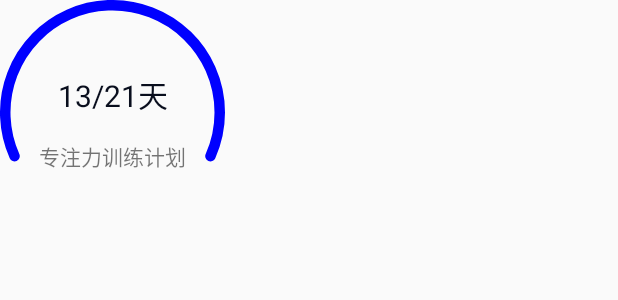
After one commit to zb666/KotlinCoroutines, an Android app: the layout layout_train_plan.xml on its own in the app's theme, with its tools: preview values and no code run, on a phone screen of 412 x 824 dp. The commit adds this screen. Shown: the top 300 px of the screen. Run offline under Robolectric (Android 15) with nearby library versions, the phone set to English and light mode, and no system bars.

Commit message:
专注力训练控件

```diff
--- /dev/null
+++ b/app/src/main/java/com/example/bod/kotlincoroutines/view/FocusProgressView.kt
@@ -0,0 +1,112 @@
+package com.example.bod.kotlincoroutines.view
+
+import android.annotation.SuppressLint
+import android.annotation.TargetApi
+import android.content.Context
+import android.graphics.*
+import android.os.Build
+import android.util.AttributeSet
+import android.view.View
+
+@TargetApi(Build.VERSION_CODES.LOLLIPOP)
+class FocusProgressView @JvmOverloads constructor(
+        context: Context, attrs: AttributeSet? = null, defStyleAttr: Int = 0
+) : View(context, attrs, defStyleAttr) {
+
+    var progress = 0f
+        set(value) {
+            if (field != value) {
+                field = value
+                invalidate()
+            }
+        }
+
+    private val strokeW by lazy {
+        context.dp2pxf(7f)
+    }
+
+    private val halfStrokeWidth by lazy {
+        strokeW / 2f
+    }
+
+    private val backgroundPaint by lazy {
+        Paint().apply {
+            color = Color.BLUE
+            style = Paint.Style.STROKE
+            strokeCap = Paint.Cap.ROUND
+            strokeWidth = strokeW
+            isAntiAlias = true
+        }
+    }
+
+    private val mPaint by lazy {
+        Paint().apply {
+            strokeJoin = Paint.Join.ROUND
+            style = Paint.Style.STROKE
+            strokeCap = Paint.Cap.ROUND
+            textSize = 12f
+            color = Color.BLACK
+        }
+    }
+
+    private val progressPaint by lazy {
+        Paint().apply {
+            color = Color.GRAY
+            style = Paint.Style.STROKE
+            strokeWidth = strokeW
+            strokeCap = Paint.Cap.ROUND
+            isAntiAlias = true
+        }
+    }
+
+    private var startAngle = 156f
+
+    private var sweepAngle = 228f
+
+
+    fun setAngle(startAngle:Float,sweepAngle:Float){
+        this.startAngle = startAngle
+        this.sweepAngle = sweepAngle
+    }
+
+    override fun onMeasure(widthMeasureSpec: Int, heightMeasureSpec: Int) {
+        val w = resolveSize(context.dp2px(150f), widthMeasureSpec)
+        val h = resolveSize(context.dp2px(150f), heightMeasureSpec)
+        setMeasuredDimension(w, h)
+    }
+
+    private val mArcPath = Path().apply {
+        addArc(halfStrokeWidth, halfStrokeWidth,
+                width - halfStrokeWidth,
+                height - halfStrokeWidth,
+                startAngle, sweepAngle)
+    }
+
+    @SuppressLint("DrawAllocation", "NewApi")
+    override fun onDraw(canvas: Canvas) {
+        if (width > 0 && height > 0) {
+
+            canvas.drawArc(halfStrokeWidth, halfStrokeWidth,
+                    width - halfStrokeWidth,
+                    height - halfStrokeWidth,
+                    startAngle, sweepAngle,false,backgroundPaint)
+
+            canvas.drawArc(halfStrokeWidth, halfStrokeWidth,
+                    width - halfStrokeWidth,
+                    height - halfStrokeWidth,
+                    startAngle,
+                    sweepAngle * progress,
+                    false, progressPaint)
+        }
+    }
+}
+
+fun Context.dp2pxf(dp: Float): Float {
+    val scale = resources.displayMetrics.density
+    return dp * scale
+}
+
+fun Context.dp2px(dp: Float): Int {
+    val scale = resources.displayMetrics.density
+    return (dp * scale + 0.5f).toInt()
+}
--- /dev/null
+++ b/app/src/main/res/layout/layout_train_plan.xml
@@ -0,0 +1,38 @@
+<?xml version="1.0" encoding="utf-8"?>
+<androidx.constraintlayout.widget.ConstraintLayout xmlns:android="http://schemas.android.com/apk/res/android"
+    xmlns:app="http://schemas.android.com/apk/res-auto"
+    android:layout_width="wrap_content"
+    android:layout_height="wrap_content"
+    android:orientation="vertical">
+
+    <TextView
+        android:id="@+id/tvFinishedDay"
+        android:layout_width="wrap_content"
+        android:layout_height="wrap_content"
+        android:text="13/21天"
+        android:textColor="@color/colorBlack"
+        android:textSize="20sp"
+        android:layout_marginTop="48dp"
+        app:layout_constraintLeft_toLeftOf="parent"
+        app:layout_constraintRight_toRightOf="parent"
+        app:layout_constraintTop_toTopOf="parent" />
+
+    <TextView
+        android:id="@+id/tv_tips"
+        android:layout_width="wrap_content"
+        android:layout_height="wrap_content"
+        android:text="专注力训练计划"
+        android:layout_marginTop="15dp"
+        app:layout_constraintLeft_toLeftOf="parent"
+        app:layout_constraintRight_toRightOf="parent"
+        app:layout_constraintTop_toBottomOf="@+id/tvFinishedDay" />
+
+    <com.example.bod.kotlincoroutines.view.FocusProgressView
+        android:id="@+id/focusCircle"
+        android:layout_width="wrap_content"
+        android:layout_height="wrap_content"
+        app:layout_constraintLeft_toLeftOf="parent"
+        app:layout_constraintTop_toTopOf="parent" />
+
+
+</androidx.constraintlayout.widget.ConstraintLayout>
```
Also changed, not shown: app/src/main/java/com/example/bod/kotlincoroutines/activity/neteaseui/GuideActivity.kt (+15 -7 lines), app/src/main/java/com/example/bod/kotlincoroutines/view/CircleProgressBar222.kt (deleted, +0 -133 lines), app/src/main/java/com/example/bod/kotlincoroutines/view/TrainCircleView.kt (added, +29 -0 lines), app/src/main/res/layout/activity_guide.xml (+27 -3 lines).
